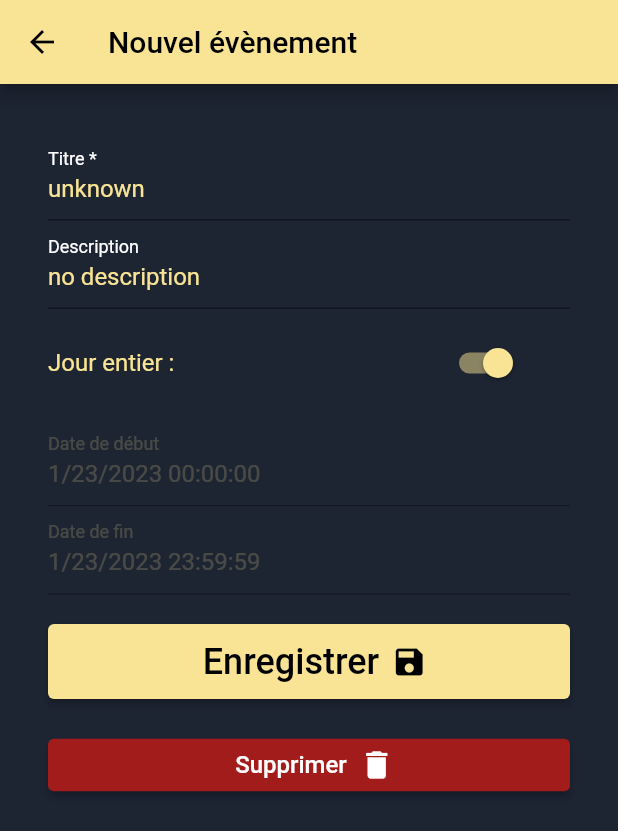
After one commit to KeeMoh/RemindMi, a Flutter app: the screen it shows once a user with an empty profile is signed in, after a tap on the "add" icon, on a phone screen of 412 x 824 dp. The commit adds this screen. Shown: the top 831 px of the screen. Run offline on Flutter 3.47's test engine with Material 2 defaults, Android fonts, the phone set to English and light mode, and no system bars; drawn by our look-alikes of flutter_form_builder; our stand-ins replace email_validator, firebase_auth, firebase_core, form_builder_validators; accounts and stored records are empty.

Commit message:
add form page in order to add event

```diff
--- a/remind_mi/lib/pages/forgot_pwd_page.dart
+++ b/remind_mi/lib/pages/forgot_pwd_page.dart
@@ -1,9 +1,6 @@
 import 'package:email_validator/email_validator.dart';
 import 'package:firebase_auth/firebase_auth.dart';
-import 'package:flutter/cupertino.dart';
 import 'package:flutter/material.dart';
-import 'package:remind_mi/widgets/signin_widget.dart';
-import 'package:remind_mi/widgets/signup_widget.dart';
 
 class ForgotPasswordPage extends StatefulWidget {
   const ForgotPasswordPage({super.key});
@@ -113,6 +110,7 @@ class _ForgotPasswordPageState extends State<ForgotPasswordPage> {
         await FirebaseAuth.instance
             .sendPasswordResetEmail(email: emailController.text.trim());
         // Utils.showSnackBar('Email de réinitialisation de mot de passe envoyé');
+        // ignore: use_build_context_synchronously
         Navigator.of(context).popUntil((route) => route.isFirst);
       } on FirebaseAuthException catch (e) {
         setState(() {
--- /dev/null
+++ b/remind_mi/lib/pages/form_page.dart
@@ -0,0 +1,210 @@
+// ignore_for_file: prefer_interpolation_to_compose_strings
+
+// import 'package:firebase_auth/firebase_auth.dart';
+import 'package:flutter/material.dart';
+import 'package:flutter_form_builder/flutter_form_builder.dart';
+import 'package:form_builder_validators/form_builder_validators.dart';
+import 'package:intl/intl.dart';
+
+class FormPage extends StatefulWidget {
+  final DateTime selectedDate;
+  const FormPage({super.key, required this.selectedDate});
+
+  @override
+  State<FormPage> createState() => _FormPageState();
+}
+
+class _FormPageState extends State<FormPage> {
+  final formKey = GlobalKey<FormBuilderState>();
+  bool isAllDay = true;
+  // bool reminding = false;
+  // final isAllDay = ValueNotifier<bool>(false);
+  // final user = FirebaseAuth.instance.currentUser!;
+
+  @override
+  Widget build(BuildContext context) {
+    return Scaffold(
+        appBar: AppBar(
+          title: const Text('Nouvel évènement'),
+        ),
+        body: Padding(
+            padding: const EdgeInsets.all(32),
+            child: ListView(
+              children: [
+                FormBuilder(
+                    key: formKey,
+                    onChanged: () {
+                      formKey.currentState!.save();
+                      debugPrint(formKey.currentState!.value.toString());
+                    },
+                    autovalidateMode: AutovalidateMode.disabled,
+                    child: Column(children: [
+                      FormBuilderTextField(
+                        initialValue: 'unknown',
+                        name: 'title',
+                        style: const TextStyle(
+                            fontSize: 16,
+                            color: Color.fromRGBO(248, 228, 148, 1)),
+                        decoration: const InputDecoration(
+                          labelText: 'Titre *',
+                          labelStyle: TextStyle(color: Colors.white),
+                        ),
+                        validator: FormBuilderValidators.compose([
+                          FormBuilderValidators.required(),
+                        ]),
+                      ),
+                      FormBuilderTextField(
+                        initialValue: "no description",
+                        name: 'description',
+                        style: const TextStyle(
+                            fontSize: 16,
+                            color: Color.fromRGBO(248, 228, 148, 1)),
+                        decoration: const InputDecoration(
+                          labelText: 'Description',
+                          labelStyle: TextStyle(color: Colors.white),
+                        ),
+                        validator: FormBuilderValidators.compose([
+                          FormBuilderValidators.required(),
+                        ]),
+                      ),
+                      Row(
+                        children: [
+                          const Expanded(
+                            flex: 3,
+                            child: Text(
+                              "Jour entier :",
+                              style: TextStyle(
+                                  fontSize: 16,
+                                  color: Color.fromRGBO(248, 228, 148, 1)),
+                            ),
+                          ),
+                          Expanded(
+                            child: FormBuilderSwitch(
+                              title: const Text(""),
+                              initialValue: isAllDay,
+                              name: 'all_day_long',
+                              activeColor:
+                                  const Color.fromRGBO(248, 228, 148, 1),
+                              controlAffinity: ListTileControlAffinity.leading,
+                              decoration: const InputDecoration(
+                                  border: InputBorder.none),
+                              onChanged: (value) {
+                                setState(() {
+                                  isAllDay = value ?? false;
+                                });
+                              },
+                            ),
+                          ),
+                        ],
+                      ),
+                      FormBuilderDateTimePicker(
+                        initialValue: beginDate(widget.selectedDate),
+                        name: 'begin_date',
+                        style: isAllDay
+                            ? const TextStyle(
+                                fontSize: 16,
+                                color: Color.fromRGBO(248, 228, 148, 0.2))
+                            : const TextStyle(
+                                fontSize: 16,
+                                color: Color.fromRGBO(248, 228, 148, 1)),
+                        enabled: !isAllDay,
+                        decoration: InputDecoration(
+                          labelText: 'Date de début',
+                          labelStyle: isAllDay
+                              ? const TextStyle(
+                                  color: Color.fromRGBO(248, 228, 148, 0.2))
+                              : const TextStyle(color: Colors.white),
+                        ),
+                        validator: FormBuilderValidators.compose([
+                          FormBuilderValidators.required(),
+                        ]),
+                      ),
+                      FormBuilderDateTimePicker(
+                        initialValue: endDate(widget.selectedDate),
+                        name: 'end_date',
+                        style: isAllDay
+                            ? const TextStyle(
+                                fontSize: 16,
+                                color: Color.fromRGBO(248, 228, 148, 0.2))
+                            : const TextStyle(
+                                fontSize: 16,
+                                color: Color.fromRGBO(248, 228, 148, 1)),
+                        enabled: !isAllDay,
+                        decoration: InputDecoration(
+                          labelText: 'Date de fin',
+                          labelStyle: isAllDay
+                              ? const TextStyle(
+                                  color: Color.fromRGBO(248, 228, 148, 0.2))
+                              : const TextStyle(color: Colors.white),
+                        ),
+                        validator: FormBuilderValidators.compose([
+                          FormBuilderValidators.required(),
+                        ]),
+                      ),
+                      const SizedBox(height: 20),
+                      ElevatedButton(
+                        onPressed: () {
+                          print("save data");
+                        },
+                        style: ElevatedButton.styleFrom(
+                          minimumSize: const Size.fromHeight(50),
+                        ),
+                        child: Row(
+                          mainAxisSize: MainAxisSize.min,
+                          children: const [
+                            Padding(
+                              padding: EdgeInsets.all(8.0),
+                              child: Text(
+                                'Enregistrer',
+                                style: TextStyle(fontSize: 24),
+                              ),
+                            ),
+                            Icon(Icons.save, size: 24),
+                          ],
+                        ),
+                      ),
+                      const SizedBox(height: 20),
+                      ElevatedButton(
+                        onPressed: delete,
+                        style: ElevatedButton.styleFrom(
+                          minimumSize: const Size.fromHeight(20),
+                          backgroundColor:
+                              const Color.fromARGB(255, 163, 28, 28),
+                        ),
+                        child: Row(
+                          mainAxisSize: MainAxisSize.min,
+                          children: const [
+                            Padding(
+                              padding: EdgeInsets.all(8.0),
+                              child: Text(
+                                'Supprimer',
+                                style: TextStyle(
+                                    fontSize: 16, color: Colors.white),
+                              ),
+                            ),
+                            Icon(Icons.delete, size: 24, color: Colors.white),
+                          ],
+                        ),
+                      ),
+                    ])),
+              ],
+            )));
+  }
+
+  DateTime beginDate(DateTime date) {
+    return DateTime.parse(
+        DateFormat("yyyy-MM-dd").format(date) + " 00:00:00.000");
+  }
+
+  DateTime endDate(DateTime date) {
+    return DateTime.parse(
+        DateFormat("yyyy-MM-dd").format(date) + " 23:59:59.999");
+  }
+}
+
+void delete() {
+  print("delete");
+}
+// enum recurrence {
+//   Jamais,
+// }
--- a/remind_mi/lib/pages/home_page.dart
+++ b/remind_mi/lib/pages/home_page.dart
@@ -1,5 +1,6 @@
 import 'package:firebase_auth/firebase_auth.dart';
 import 'package:flutter/material.dart';
+import 'package:remind_mi/pages/form_page.dart';
 
 class HomePage extends StatelessWidget {
   const HomePage({super.key});
@@ -48,7 +49,21 @@ class HomePage extends StatelessWidget {
                   ),
                 ),
               ],
-            )));
+            )),
+            floatingActionButton:   FloatingActionButton(
+                  backgroundColor: const Color.fromRGBO(248, 228, 148, 1),
+                  foregroundColor: const Color.fromRGBO(29, 36, 50, 1),
+                  onPressed: () {
+                    Navigator.push(
+                      context,
+                      MaterialPageRoute(
+                        builder: (context) => FormPage(selectedDate:DateTime.now())
+                      ),
+                    );
+                  },
+                  child: const Icon(Icons.add),
+                ),
+            );
   }
 
   Future signOut() async {
--- a/remind_mi/lib/widgets/signin_widget.dart
+++ b/remind_mi/lib/widgets/signin_widget.dart
@@ -89,7 +89,7 @@ class _SignInWidgetState extends State<SignInWidget> {
                 fontSize: 16,
                 color: Theme.of(context).colorScheme.secondary)
               ),
-              onTap: () => Navigator.of(context).push(MaterialPageRoute(builder: (context) => ForgotPasswordPage())),
+              onTap: () => Navigator.of(context).push(MaterialPageRoute(builder: (context) => const ForgotPasswordPage())),
             ),
             const SizedBox(height: 20),
             Text(errMsg!,
--- a/remind_mi/pubspec.yaml
+++ b/remind_mi/pubspec.yaml
@@ -37,7 +37,9 @@ dependencies:
   fluttertoast: ^8.1.2
   hexcolor: ^3.0.1
   email_validator: ^2.1.17
-
+  flutter_form_builder: ^7.7.0
+  form_builder_validators: ^8.4.0
+  intl: ^0.17.0
   # The following adds the Cupertino Icons font to your application.
   # Use with the CupertinoIcons class for iOS style icons.
   cupertino_icons: ^1.0.2
```
Also changed, not shown: remind_mi/pubspec.lock.
